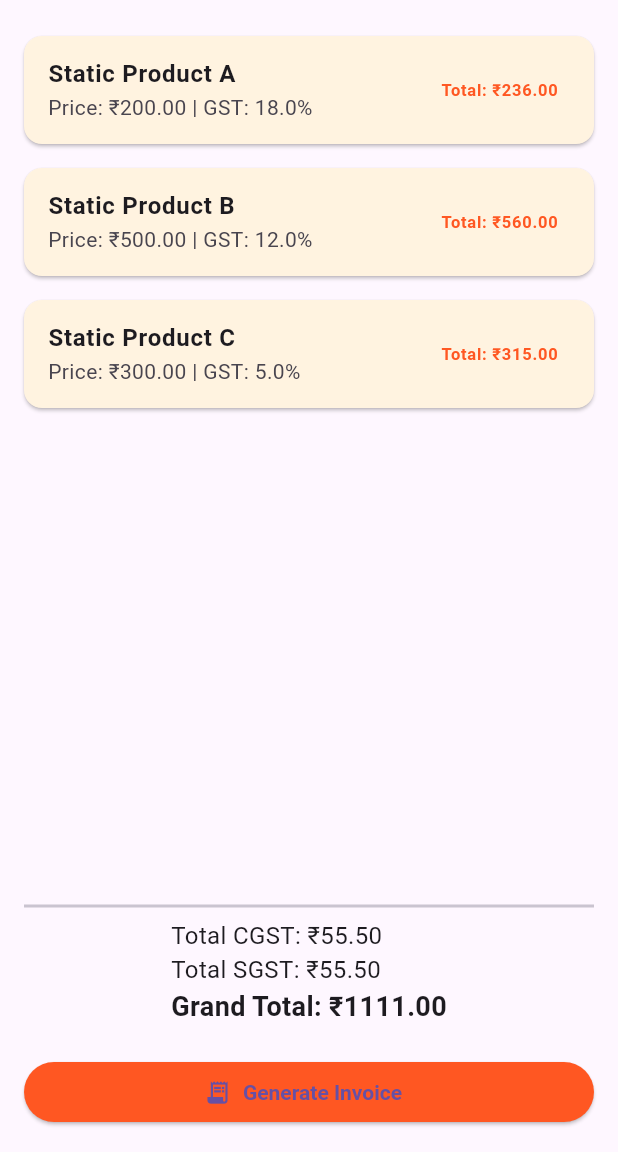
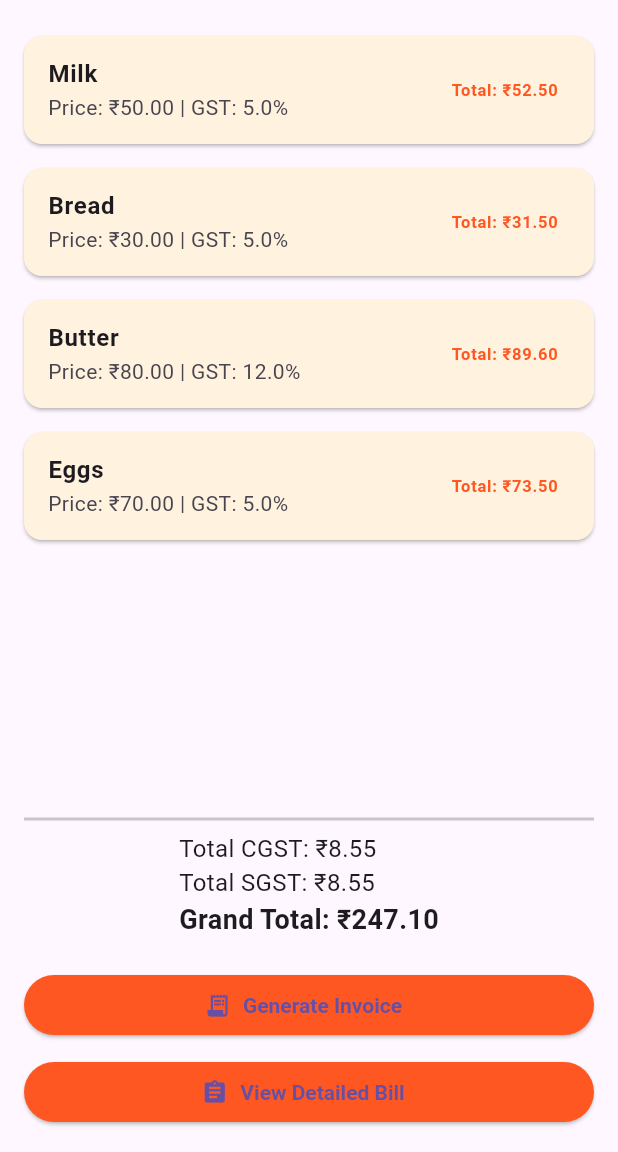
Before and after one commit to Kavyvachhani/gst_biling-app-, a Flutter app: the screen it shows after launch, after a tap on "Billing", on a phone screen of 412 x 824 dp, the part 84-1236 px from its top. Run offline on Flutter 3.47's test engine with Material 3 defaults, Android fonts, the phone set to English and light mode, and no system bars; our stand-ins replace sqflite; accounts and stored records are empty.

Commit message:
final commit

```diff
--- a/lib/views/billing_screen.dart
+++ b/lib/views/billing_screen.dart
@@ -4,6 +4,7 @@ import '../models/product.dart';
 import '../models/invoice.dart';
 import '../services/database_service.dart';
 import '../viewmodels/billing_viewmodel.dart';
+import 'detailed_bill_screen.dart';
 
 class BillingScreen extends StatefulWidget {
   const BillingScreen({Key? key}) : super(key: key);
@@ -19,19 +20,44 @@ class _BillingScreenState extends State<BillingScreen> {
   void didChangeDependencies() {
     super.didChangeDependencies();
     final billingVM = Provider.of<BillingViewModel>(context, listen: false);
-    // If the billing cart is empty, load static sample products.
+    // If the cart is empty and samples haven't been initialized, add them after build.
     if (!_initializedSample && billingVM.selectedProducts.isEmpty) {
-      billingVM.addProduct(
-        Product(id: 201, name: "Static Product A", price: 200.0, gstRate: 18.0),
+      WidgetsBinding.instance.addPostFrameCallback((_) {
+        billingVM.addProduct(
+          Product(id: 201, name: "Milk", price: 50.0, gstRate: 5.0),
+        ); // Total ≈ ₹52.50
+        billingVM.addProduct(
+          Product(id: 202, name: "Bread", price: 30.0, gstRate: 5.0),
+        ); // Total ≈ ₹31.50
+        billingVM.addProduct(
+          Product(id: 203, name: "Butter", price: 80.0, gstRate: 12.0),
+        ); // Total ≈ ₹89.60
+        billingVM.addProduct(
+          Product(id: 204, name: "Eggs", price: 70.0, gstRate: 5.0),
+        ); // Total ≈ ₹73.50
+        setState(() {
+          _initializedSample = true;
+        });
+      });
+    }
+  }
+
+  /// Navigates to the Detailed Bill screen with the current invoice details.
+  void navigateToDetailedBill(BillingViewModel billingVM) {
+    if (billingVM.selectedProducts.isEmpty) {
+      ScaffoldMessenger.of(context).showSnackBar(
+        const SnackBar(content: Text("No products available to display")),
       );
-      billingVM.addProduct(
-        Product(id: 202, name: "Static Product B", price: 500.0, gstRate: 12.0),
-      );
-      billingVM.addProduct(
-        Product(id: 203, name: "Static Product C", price: 300.0, gstRate: 5.0),
-      );
-      _initializedSample = true;
+      return;
     }
+    final invoice = Invoice(
+      id: DateTime.now().millisecondsSinceEpoch,
+      products: List.from(billingVM.selectedProducts),
+    );
+    Navigator.push(
+      context,
+      MaterialPageRoute(builder: (_) => DetailedBillScreen(invoice: invoice)),
+    );
   }
 
   @override
@@ -39,11 +65,12 @@ class _BillingScreenState extends State<BillingScreen> {
     final billingVM = Provider.of<BillingViewModel>(context);
 
     return Scaffold(
-      appBar: AppBar(title: const Text('Billing')),
+      appBar: AppBar(title: const Text("Billing")),
       body: Padding(
-        padding: const EdgeInsets.all(16),
+        padding: const EdgeInsets.all(16.0),
         child: Column(
           children: [
+            // Display the list of products (or a message if empty)
             billingVM.selectedProducts.isEmpty
                 ? const Expanded(
                   child: Center(child: Text("No products added")),
@@ -55,7 +82,7 @@ class _BillingScreenState extends State<BillingScreen> {
                       final product = billingVM.selectedProducts[index];
                       return Card(
                         color: Colors.orange.shade50,
-                        margin: const EdgeInsets.symmetric(vertical: 8),
+                        margin: const EdgeInsets.symmetric(vertical: 8.0),
                         child: ListTile(
                           title: Text(
                             product.name,
@@ -76,7 +103,8 @@ class _BillingScreenState extends State<BillingScreen> {
                     },
                   ),
                 ),
-            const Divider(thickness: 2),
+            const Divider(thickness: 2.0),
+            // Display aggregated totals
             Column(
               crossAxisAlignment: CrossAxisAlignment.start,
               children: [
@@ -98,6 +126,7 @@ class _BillingScreenState extends State<BillingScreen> {
               ],
             ),
             const SizedBox(height: 20),
+            // Generate Invoice button: saves invoice and clears the cart.
             SizedBox(
               width: double.infinity,
               child: ElevatedButton.icon(
@@ -124,6 +153,18 @@ class _BillingScreenState extends State<BillingScreen> {
                 },
               ),
             ),
+            const SizedBox(height: 10),
+            // View Detailed Bill button: navigates to the detailed view.
+            SizedBox(
+              width: double.infinity,
+              child: ElevatedButton.icon(
+                icon: const Icon(Icons.assignment),
+                label: const Text("View Detailed Bill"),
+                onPressed: () {
+                  navigateToDetailedBill(billingVM);
+                },
+              ),
+            ),
           ],
         ),
       ),
--- a/lib/views/home_screen.dart
+++ b/lib/views/home_screen.dart
@@ -2,9 +2,10 @@ import 'package:flutter/material.dart';
 import 'billing_screen.dart';
 import 'add_product_screen.dart';
 import 'invoice_history_screen.dart';
+import 'AvailableProductsScreen.dart'; // Import the AvailableProductsScreen
 
 class HomeScreen extends StatelessWidget {
-  const HomeScreen({super.key});
+  const HomeScreen({Key? key}) : super(key: key);
 
   @override
   Widget build(BuildContext context) {
@@ -50,6 +51,20 @@ class HomeScreen extends StatelessWidget {
                   );
                 },
               ),
+              const SizedBox(height: 20),
+              // New button to navigate to the Available Products screen.
+              ElevatedButton.icon(
+                icon: const Icon(Icons.store),
+                label: const Text("Available Products"),
+                onPressed: () {
+                  Navigator.push(
+                    context,
+                    MaterialPageRoute(
+                      builder: (_) => AvailableProductsScreen(),
+                    ),
+                  );
+                },
+              ),
             ],
           ),
         ),
--- a/lib/views/invoice_history_screen.dart
+++ b/lib/views/invoice_history_screen.dart
@@ -10,20 +10,13 @@ class InvoiceHistoryScreen extends StatefulWidget {
 
 class _InvoiceHistoryScreenState extends State<InvoiceHistoryScreen> {
   late Future<List<Map<String, dynamic>>> _invoicesFuture;
+
   // Define some static sample invoices.
+  // Static Invoice #1001: Uses sample product A and B -> Total = 236.0 + 560.0 = 796.0
+  // Static Invoice #1002: Uses sample product C -> Total = 315.0
   final List<Map<String, dynamic>> _sampleInvoices = [
-    {
-      'id': 1001,
-      'productIds': "201,202",
-      'totalAmount':
-          236.0 +
-          560.0, // calculated totals for Static Product A (236) and B (560)
-    },
-    {
-      'id': 1002,
-      'productIds': "203",
-      'totalAmount': 315.0, // for Static Product C: 300 + 7.5 + 7.5
-    },
+    {'id': 1001, 'productIds': "201,202", 'totalAmount': 796.0},
+    {'id': 1002, 'productIds': "203", 'totalAmount': 315.0},
   ];
 
   @override
@@ -46,7 +39,7 @@ class _InvoiceHistoryScreenState extends State<InvoiceHistoryScreen> {
           if (snapshot.hasData && snapshot.data!.isNotEmpty) {
             invoices = snapshot.data!;
           } else {
-            // Use static sample invoices if database is empty.
+            // Use static sample invoices if no stored invoice is found.
             invoices = _sampleInvoices;
           }
           return ListView.builder(
--- a/pubspec.yaml
+++ b/pubspec.yaml
@@ -14,6 +14,7 @@ dependencies:
   provider: ^6.1.5
   sqflite: ^2.4.2
   path: any
+  share_plus: ^11.0.0
 
 dev_dependencies:
   flutter_test:
```
Also changed, not shown: lib/views/AvailableProductsScreen.dart (added, +116 -0 lines), lib/views/detailed_bill_screen.dart (added, +83 -0 lines), pubspec.lock, 5 other files.
